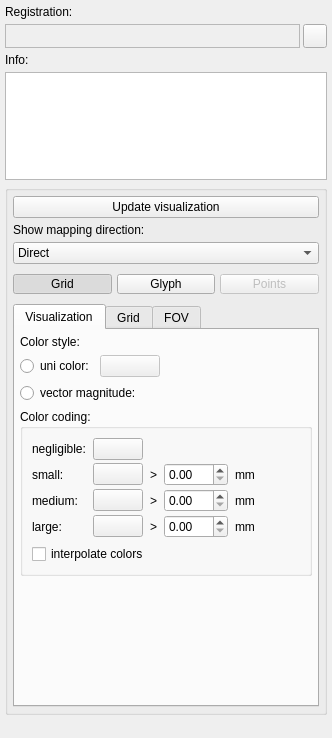
Old version of the form Plugins/inova.registration.views.visualizer/src/internal/RegistrationVisualizerControls.ui in the repository simedcn/mitkapps.
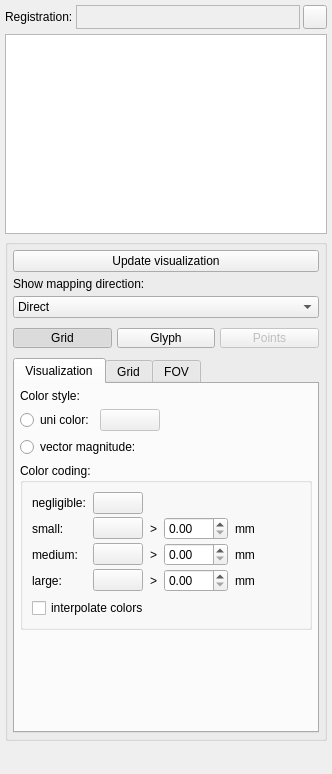
New version of the form. Icons and pictures are not drawn. Custom widgets are drawn as their Qt base class.

Commit message: - PopeLib: customize RegEvalSettingsWidget - RegistrationComparison: disable enabling image labels - FrameRegistration: auto select the second tab, make it stoppable - ManualRegistration: update + error for MapJob - RegistrationAlgorithms: disable warning when quitting - RegistrationStepSelector: UI - RegistrationVisualizer: auto update + bug fixing - PopeAboutDialog - logo, icons

```diff
--- a/Plugins/inova.registration.views.visualizer/src/internal/RegistrationVisualizerControls.ui
+++ b/Plugins/inova.registration.views.visualizer/src/internal/RegistrationVisualizerControls.ui
@@ -7,7 +7,7 @@
     <x>0</x>
     <y>0</y>
     <width>332</width>
-    <height>738</height>
+    <height>774</height>
    </rect>
   </property>
   <layout class="QVBoxLayout" name="verticalLayout">
@@ -26,18 +26,18 @@
    <property name="bottomMargin">
     <number>5</number>
    </property>
-   <item>
-    <widget class="QLabel" name="label_4">
-     <property name="text">
-      <string>Registration:</string>
-     </property>
-    </widget>
-   </item>
    <item>
     <layout class="QHBoxLayout" name="horizontalLayout">
      <property name="spacing">
       <number>3</number>
      </property>
+     <item>
+      <widget class="QLabel" name="label_4">
+       <property name="text">
+        <string>Registration:</string>
+       </property>
+      </widget>
+     </item>
      <item>
       <widget class="QLabel" name="m_lbRegistrationName">
        <property name="sizePolicy">
@@ -150,13 +150,6 @@
      </item>
     </layout>
    </item>
-   <item>
-    <widget class="QLabel" name="label_5">
-     <property name="text">
-      <string>Info:</string>
-     </property>
-    </widget>
-   </item>
    <item>
     <widget class="QTextEdit" name="m_teRegInfo">
      <property name="sizePolicy">
@@ -168,13 +161,13 @@
      <property name="minimumSize">
       <size>
        <width>0</width>
-       <height>75</height>
+       <height>200</height>
       </size>
      </property>
      <property name="maximumSize">
       <size>
        <width>16777215</width>
-       <height>130</height>
+       <height>300</height>
       </size>
      </property>
      <property name="readOnly">
@@ -705,10 +698,13 @@
             <property name="orientation">
              <enum>Qt::Vertical</enum>
             </property>
+            <property name="sizeType">
+             <enum>QSizePolicy::Expanding</enum>
+            </property>
             <property name="sizeHint" stdset="0">
              <size>
-              <width>20</width>
-              <height>40</height>
+              <width>0</width>
+              <height>10</height>
              </size>
             </property>
            </spacer>
@@ -857,7 +853,7 @@
             <property name="sizeHint" stdset="0">
              <size>
               <width>20</width>
-              <height>300</height>
+              <height>10</height>
              </size>
             </property>
            </spacer>
@@ -1491,7 +1487,7 @@
           <item>
            <widget class="QLabel" name="label_26">
             <property name="text">
-             <string>FOV Reverence:</string>
+             <string>FOV Reference:</string>
             </property>
            </widget>
           </item>
@@ -1665,7 +1661,7 @@
             <property name="sizeHint" stdset="0">
              <size>
               <width>20</width>
-              <height>40</height>
+              <height>10</height>
              </size>
             </property>
            </spacer>
```
The commit also changes 36 other files.
